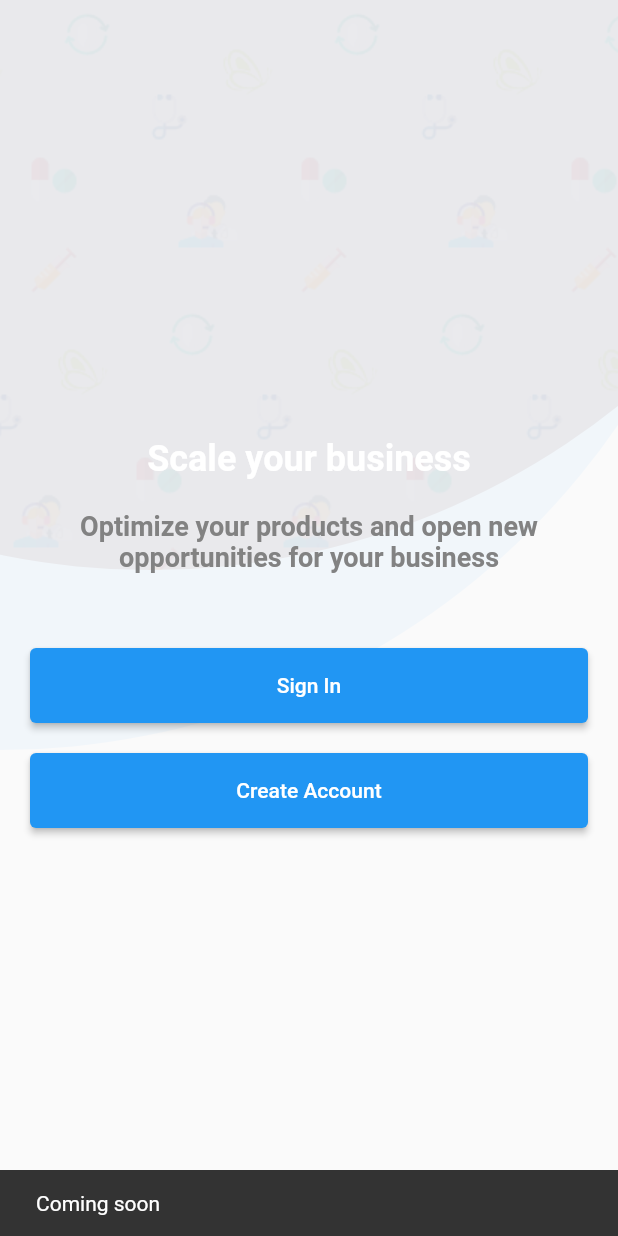
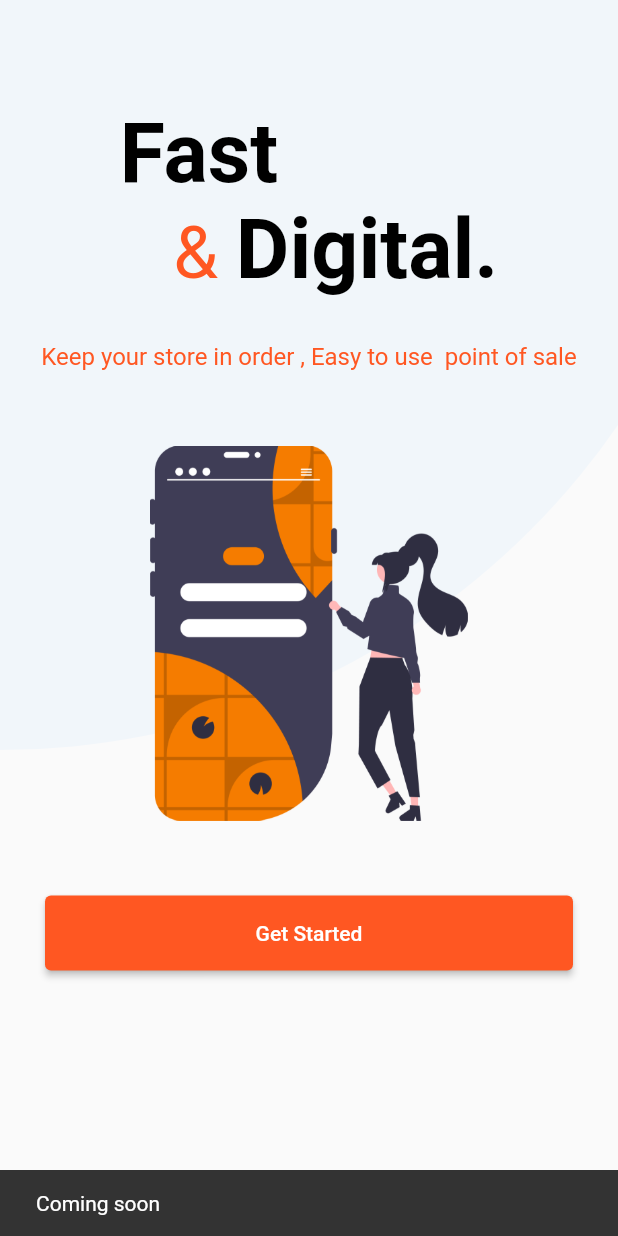
Before and after one commit to adan-abdi/xplore, a Flutter app: the screen it shows after launch, after a tap on "Get Started", on a phone screen of 412 x 824 dp. Run offline on Flutter 3.47's test engine with Material 2 defaults, Android fonts, the light colour scheme and no system bars; our stand-ins replace async_redux, cloud_firestore, concentric_transition, connectivity_plus, equatable, firebase_analytics and 9 more; accounts and stored records are empty; network calls fail.

Commit message:
feat: app landingpage fixes

```diff
--- a/lib/application/core/themes/app_themes.dart
+++ b/lib/application/core/themes/app_themes.dart
@@ -8,7 +8,7 @@ class XploreThemes {
       {required Color color, double? fontSize, FontWeight? fontWeight}) {
     TextStyle textTheme = TextStyle(
         color: color,
-        fontSize: fontSize ?? XploreOriginNumbers.defaultFontSize,
+        fontSize: fontSize ?? defaultFontSize,
         fontWeight: fontWeight ?? FontWeight.normal);
 
     return textTheme;
--- a/lib/application/core/themes/colors.dart
+++ b/lib/application/core/themes/colors.dart
@@ -1,3 +1,7 @@
 import 'package:flutter/material.dart';
 
-const Color white = Colors.white;
+class XploreColors {
+  static const Color white = Colors.white;
+  static const Color black = Colors.black;
+  static const Color orange = Colors.deepOrange;
+}
--- a/lib/application/redux/actions/phone_login_action.dart
+++ b/lib/application/redux/actions/phone_login_action.dart
@@ -109,7 +109,7 @@ class PhoneLoginAction extends ReduxAction<AppState> {
           SnackBar(
             content: Text(error.message.toString()),
             duration: const Duration(seconds: kShortSnackBarDuration),
-            action: dismissSnackBar('Close', white, context),
+            action: dismissSnackBar('Close', XploreColors.white, context),
           ),
         );
       return error;
--- a/lib/domain/routes/route_generator.dart
+++ b/lib/domain/routes/route_generator.dart
@@ -19,7 +19,7 @@ class AppRouterGenerator {
 
       case landingPageRoute:
         return MaterialPageRoute<LandingPage>(builder: (_) => LandingPage());
-      case siginPageRoute:
+      case phoneLoginPageRoute:
         return MaterialPageRoute<PhoneLogin>(builder: (_) => PhoneLogin());
       case dashPageRoute:
         return MaterialPageRoute<Base>(builder: (_) => Base());
--- a/lib/domain/routes/routes.dart
+++ b/lib/domain/routes/routes.dart
@@ -1,9 +1,10 @@
 const String xploreRootPageRoute = '/';
 const String landingPageRoute = '/landingPage';
+const String phoneLoginPageRoute = '/phoneLoginPageRoute';
+
 const String onboardingPageRoute = '/onboardingPage';
 const String loginPageRoute = '/onboardingPage';
 const String homePageRoute = '/homePage';
-const String siginPageRoute = '/siginPage';
 const String sigupPageRoute = '/sigupPage';
 const String dashPageRoute = '/dashPage';
 const String profRoute = '/profile';
--- a/lib/domain/value_objects/app_asset_strings.dart
+++ b/lib/domain/value_objects/app_asset_strings.dart
@@ -1,3 +1,6 @@
 const String errorDisplayImgUrl = 'assets/images/error-img.png';
-const String onboardingBackgroundImage = 'assets/onboarding_bg.png';
 const String xploreLoader = 'assets/xplore_loader.json';
+
+// Onboarding Assets
+const String onboardingBackgroundImage = 'assets/onboarding/onboarding_bg.png';
+const String landingVectorImage = 'assets/onboarding/landingVector.png';
--- a/lib/domain/value_objects/app_magic_numbers.dart
+++ b/lib/domain/value_objects/app_magic_numbers.dart
@@ -1,9 +1,4 @@
-class XploreOriginNumbers {
-  static const double defaultFontSize = 16.0;
-
-  static const double xploreRootCardSize = 50.0;
-
-  static const double size5 = 5.0;
-
-  static const double number80 = 80.0;
-}
+const double defaultFontSize = 16.0;
+const double xploreRootCardSize = 50.0;
+const double size5 = 5.0;
+const double number80 = 80.0;
--- a/lib/presentation/core/widgets/xplore_appbar.dart
+++ b/lib/presentation/core/widgets/xplore_appbar.dart
@@ -18,7 +18,7 @@ class XploreAppBar extends StatelessWidget implements PreferredSizeWidget {
   @override
   Widget build(BuildContext context) {
     return AppBar(
-      toolbarHeight: XploreOriginNumbers.number80,
+      toolbarHeight: number80,
       title: Text(
         title,
         style:
--- a/lib/presentation/core/widgets/xplore_grid.dart
+++ b/lib/presentation/core/widgets/xplore_grid.dart
@@ -19,10 +19,10 @@ class XploreGrid extends StatelessWidget {
           return GestureDetector(
             onTap: () {},
             child: Container(
-              width: XploreOriginNumbers.xploreRootCardSize,
-              height: XploreOriginNumbers.xploreRootCardSize,
+              width: xploreRootCardSize,
+              height: xploreRootCardSize,
               child: Card(
-                elevation: XploreOriginNumbers.size5,
+                elevation: size5,
                 child: Center(
                   child: Text(
                     'module',
--- a/lib/presentation/onboarding/pages/landing_page.dart
+++ b/lib/presentation/onboarding/pages/landing_page.dart
@@ -1,9 +1,9 @@
 import 'package:flutter/material.dart';
-import 'package:xplore/application/core/themes/app_themes.dart';
 import 'package:xplore/domain/value_objects/app_spaces.dart';
-import 'package:xplore/domain/value_objects/app_strings.dart';
 import 'package:xplore/presentation/onboarding/widgets/circles.dart';
 import 'package:xplore/presentation/onboarding/widgets/landing_actions.dart';
+import 'package:xplore/presentation/onboarding/widgets/landing_vector.dart';
+import 'package:xplore/presentation/onboarding/widgets/landing_page_title.dart';
 import 'package:xplore/presentation/onboarding/widgets/terms_and_conditions.dart';
 
 class LandingPage extends StatelessWidget {
@@ -16,14 +16,11 @@ class LandingPage extends StatelessWidget {
           children: <Widget>[
             ...circles(context),
             Positioned(
-              top: 0,
+              top: 70,
               left: 0,
               right: 0,
               bottom: 0,
               child: Center(
-                child: SingleChildScrollView(
-                  child: Padding(
-                    padding: EdgeInsets.symmetric(horizontal: 20),
                 child: Column(
                   mainAxisAlignment: MainAxisAlignment.spaceBetween,
                   children: <Widget>[
@@ -34,41 +31,18 @@ class LandingPage extends StatelessWidget {
                       spacing: 30,
                       runSpacing: 40,
                       children: <Widget>[
-                            hSize10SizedBox,
                         Column(
                           children: <Widget>[
-                                Column(
-                                  children: <Widget>[
-                                    Text(
-                                      landingPageTitle,
-                                      textAlign: TextAlign.center,
-                                      style: XploreThemes().textThemes(
-                                        color: XploreThemes.white,
-                                        fontSize: 24,
-                                        fontWeight: FontWeight.bold,
-                                      ),
-                                    ),
-                                    hSize20SizedBox,
-                                    Text(
-                                      landingPageSubtitle,
-                                      textAlign: TextAlign.center,
-                                      style: XploreThemes().textThemes(
-                                        color: XploreThemes.grey,
-                                        fontSize: 18,
-                                        fontWeight: FontWeight.bold,
-                                      ),
-                                    ),
-                                  ],
-                                ),
+                            LandingPageTitle(),
                             hSize50SizedBox,
-                                LandingActions(),
+                            LandingVector(),
+                            hSize50SizedBox,
+                            LandingAction(),
                           ],
                         )
                       ],
                     ),
                   ],
-                    ),
-                  ),
                 ),
               ),
             ),
--- a/lib/presentation/onboarding/widgets/circles.dart
+++ b/lib/presentation/onboarding/widgets/circles.dart
@@ -17,22 +17,5 @@ List<Widget> circles(BuildContext context) {
         ),
       ),
     ),
-    Positioned(
-      top: circleOffscreenSize - 120,
-      left: circleOffscreenSize + 100,
-      child: Opacity(
-        opacity: 0.8,
-        child: Container(
-          width: circleSize,
-          height: circleSize,
-          decoration: const BoxDecoration(
-            shape: BoxShape.circle,
-            image: DecorationImage(
-              image: AssetImage(onboardingBackgroundImage),
-            ),
-          ),
-        ),
-      ),
-    ),
   ];
 }
--- a/lib/presentation/onboarding/widgets/landing_actions.dart
+++ b/lib/presentation/onboarding/widgets/landing_actions.dart
@@ -4,49 +4,28 @@ import 'package:xplore/application/redux/states/app_state.dart';
 import 'package:xplore/domain/routes/routes.dart';
 import 'package:xplore/domain/value_objects/app_strings.dart';
 
-class LandingActions extends StatelessWidget {
+class LandingAction extends StatelessWidget {
   @override
   Widget build(BuildContext context) {
-    return Wrap(
-      runSpacing: 20,
-      spacing: 20,
-      children: <Widget>[
-        SizedBox(
+    return SizedBox(
       width: double.infinity,
       height: 50,
+      child: Padding(
+        padding: const EdgeInsets.symmetric(horizontal: 30),
         child: ElevatedButton(
           style: ButtonStyle(
-              backgroundColor: MaterialStateProperty.all<Color>(
-                  Theme.of(context).primaryColor),
+            backgroundColor:
+                MaterialStateProperty.all<Color>(Colors.deepOrange),
           ),
           onPressed: () {
             StoreProvider.dispatch<AppState>(
               context,
-                    NavigateAction.pushNamed(siginPageRoute),
+              NavigateAction.pushNamed(phoneLoginPageRoute),
             );
           },
-            child: const Text(siginText),
+          child: const Text(getStartedText),
         ),
       ),
-        Container(
-          margin: const EdgeInsets.only(bottom: 30),
-          width: double.infinity,
-          height: 50,
-          child: ElevatedButton(
-            style: ButtonStyle(
-              backgroundColor: MaterialStateProperty.all<Color>(
-                  Theme.of(context).primaryColor),
-            ),
-            onPressed: () {
-              StoreProvider.dispatch<AppState>(
-                    context,
-                    NavigateAction.pushNamed(sigupPageRoute),
-                  );
-            },
-            child: const Text(signupText),
-          ),
-        ),
-      ],
     );
   }
 }
--- /dev/null
+++ b/lib/presentation/onboarding/widgets/landing_page_title.dart
@@ -0,0 +1,55 @@
+import 'package:flutter/material.dart';
+import 'package:xplore/application/core/themes/colors.dart';
+import 'package:xplore/domain/value_objects/app_spaces.dart';
+
+class LandingPageTitle extends StatelessWidget {
+  @override
+  Widget build(BuildContext context) {
+    return Container(
+      child: Column(
+        children: [
+          RichText(
+            textAlign: TextAlign.start,
+            text: TextSpan(
+              text: 'Fast \n',
+              style: TextStyle(
+                  color: XploreColors.black,
+                  fontSize: 55,
+                  fontWeight: FontWeight.bold),
+              children: const <TextSpan>[
+                TextSpan(
+                    text: '   & ',
+                    style: TextStyle(
+                      color: XploreColors.orange,
+                      fontSize: 48,
+                      fontWeight: FontWeight.normal,
+                    )),
+                TextSpan(
+                  text: 'Digital.',
+                  style: TextStyle(
+                    color: XploreColors.black,
+                    fontSize: 55,
+                    fontWeight: FontWeight.bold,
+                  ),
+                ),
+              ],
+            ),
+          ),
+          hSize30SizedBox,
+          Padding(
+            padding: const EdgeInsets.symmetric(horizontal: 20),
+            child: Text(
+              'Keep your store in order , Easy to use  point of sale',
+              style: TextStyle(
+                color: XploreColors.orange,
+                fontSize: 16,
+                fontWeight: FontWeight.normal,
+              ),
+              textAlign: TextAlign.center,
+            ),
+          ),
+        ],
+      ),
+    );
+  }
+}
--- /dev/null
+++ b/lib/presentation/onboarding/widgets/landing_vector.dart
@@ -0,0 +1,17 @@
+import 'package:flutter/material.dart';
+import 'package:xplore/domain/value_objects/app_asset_strings.dart';
+
+class LandingVector extends StatelessWidget {
+  @override
+  Widget build(BuildContext context) {
+    return Container(
+      width: 300,
+      height: 250,
+      decoration: const BoxDecoration(
+        image: DecorationImage(
+          image: AssetImage(landingVectorImage),
+        ),
+      ),
+    );
+  }
+}
--- a/lib/xplore_app.dart
+++ b/lib/xplore_app.dart
@@ -24,7 +24,7 @@ class XploreApp extends StatefulWidget {
 class _XploreAppState extends State<XploreApp> with WidgetsBindingObserver {
   FirebaseApp xploreFirebaseApp = Firebase.app();
 
-  final appInitialRoute = BehaviorSubject<String>.seeded(xploreRootPageRoute);
+  final appInitialRoute = BehaviorSubject<String>.seeded(landingPageRoute);
 
   final FirebaseAnalytics _analytics = FirebaseAnalytics.instance;
 
--- a/pubspec.yaml
+++ b/pubspec.yaml
@@ -48,3 +48,4 @@ flutter:
   uses-material-design: true
   assets:
     - assets/
+    - assets/onboarding/
```
Also changed, not shown: assets/general/logo.svg (renamed from assets/logo.svg), assets/general/xplore_loader.json (renamed from assets/xplore_loader.json), assets/onboarding/landingVector.png (added), assets/onboarding_bg.png (deleted). Lines whose indentation alone changed are shown as unchanged.
